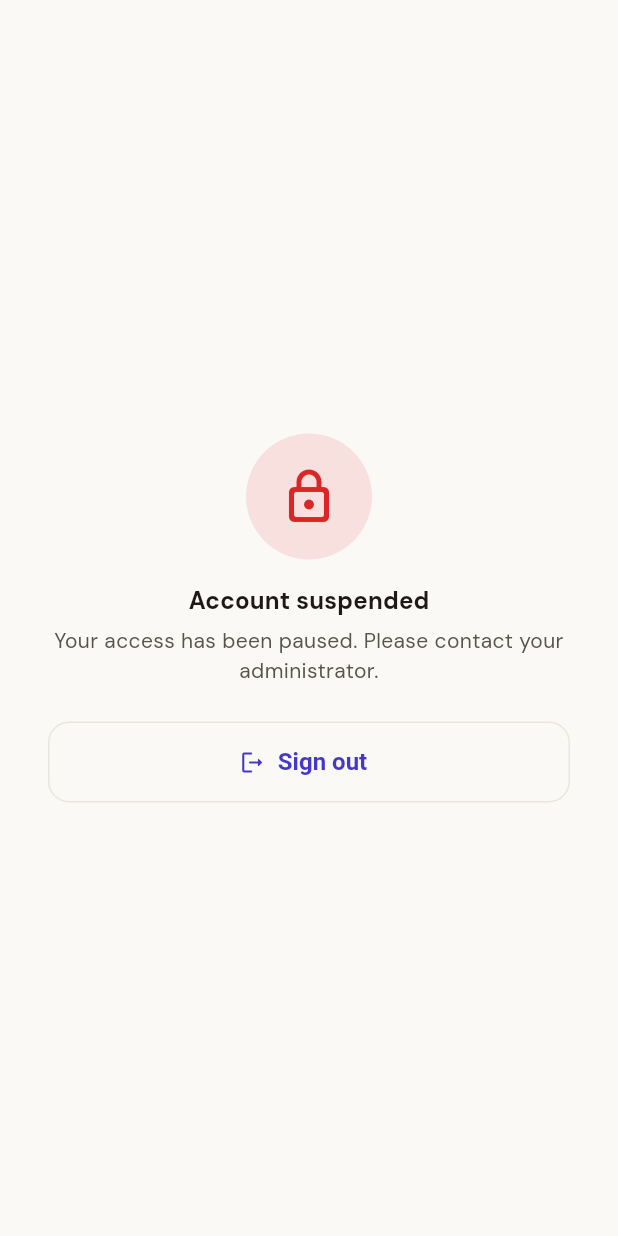
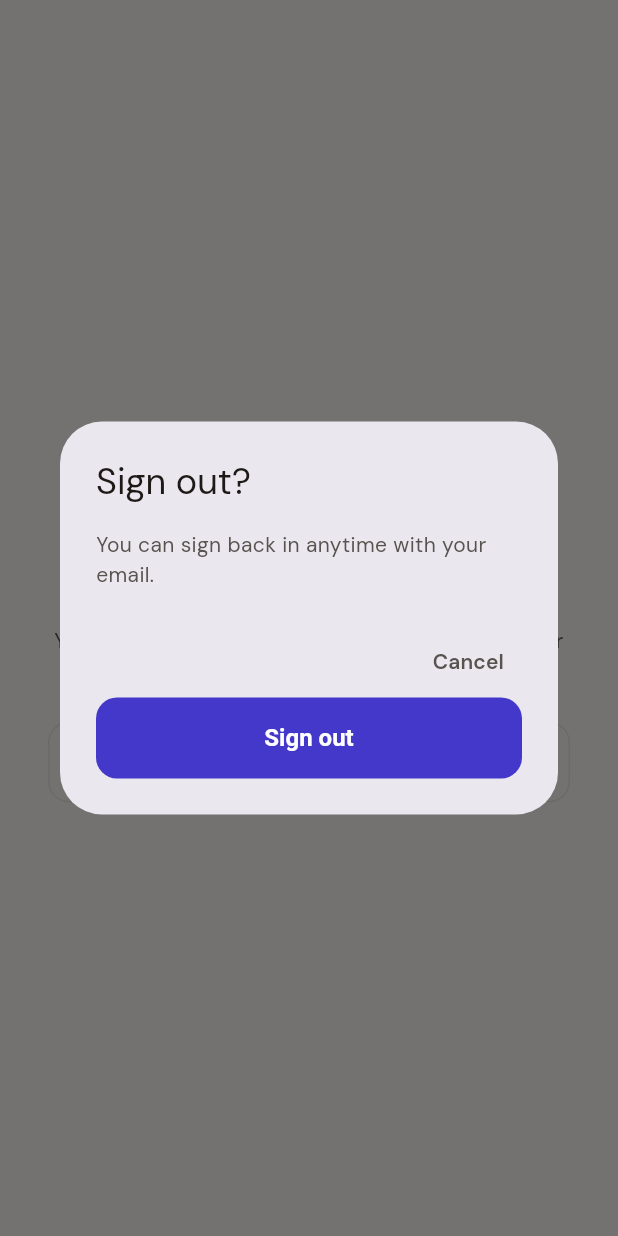
Before and after one commit to chetak-dev/maryada_app, a Flutter app: the _SuspendedScreen screen opened directly, after a tap on "Sign out", on a phone screen of 412 x 824 dp. Run offline on Flutter 3.47's test engine with Material 3 defaults, Android fonts, the phone set to English and light mode, and no system bars; our stand-ins replace cloud_firestore, firebase_auth, firebase_core, google_fonts; accounts and stored records are empty.

Commit message:
Add confirm prompt to admin + suspended-screen logout

```diff
--- a/parent_app/lib/screens/admin/admin_home_screen.dart
+++ b/parent_app/lib/screens/admin/admin_home_screen.dart
@@ -16,6 +16,26 @@
   const AdminHomeScreen({super.key});
 
   Future<void> _signOut(BuildContext context) async {
+    final confirmed = await showDialog<bool>(
+      context: context,
+      builder: (ctx) => AlertDialog(
+        title: const Text('Sign out?'),
+        content: const Text('You can sign back in anytime with your email.'),
+        actions: [
+          TextButton(
+            style: TextButton.styleFrom(
+                foregroundColor: AppColors.textSecondary),
+            onPressed: () => Navigator.of(ctx).pop(false),
+            child: const Text('Cancel'),
+          ),
+          FilledButton(
+            onPressed: () => Navigator.of(ctx).pop(true),
+            child: const Text('Sign out'),
+          ),
+        ],
+      ),
+    );
+    if (confirmed != true) return;
     if (AuthService.instance.isConfigured) {
       await AuthService.instance.signOut();
     } else if (context.mounted) {
--- a/parent_app/lib/screens/auth/auth_gate.dart
+++ b/parent_app/lib/screens/auth/auth_gate.dart
@@ -87,6 +87,29 @@
 class _SuspendedScreen extends StatelessWidget {
   const _SuspendedScreen();
 
+  Future<void> _signOut(BuildContext context) async {
+    final confirmed = await showDialog<bool>(
+      context: context,
+      builder: (ctx) => AlertDialog(
+        title: const Text('Sign out?'),
+        content: const Text('You can sign back in anytime with your email.'),
+        actions: [
+          TextButton(
+            style:
+                TextButton.styleFrom(foregroundColor: AppColors.textSecondary),
+            onPressed: () => Navigator.of(ctx).pop(false),
+            child: const Text('Cancel'),
+          ),
+          FilledButton(
+            onPressed: () => Navigator.of(ctx).pop(true),
+            child: const Text('Sign out'),
+          ),
+        ],
+      ),
+    );
+    if (confirmed == true) await AuthService.instance.signOut();
+  }
+
   @override
   Widget build(BuildContext context) {
     final theme = Theme.of(context);
@@ -120,7 +143,7 @@
               ),
               const SizedBox(height: AppSpacing.lg),
               OutlinedButton.icon(
-                onPressed: () => AuthService.instance.signOut(),
+                onPressed: () => _signOut(context),
                 icon: const Icon(Icons.logout_rounded),
                 label: const Text('Sign out'),
               ),
```
